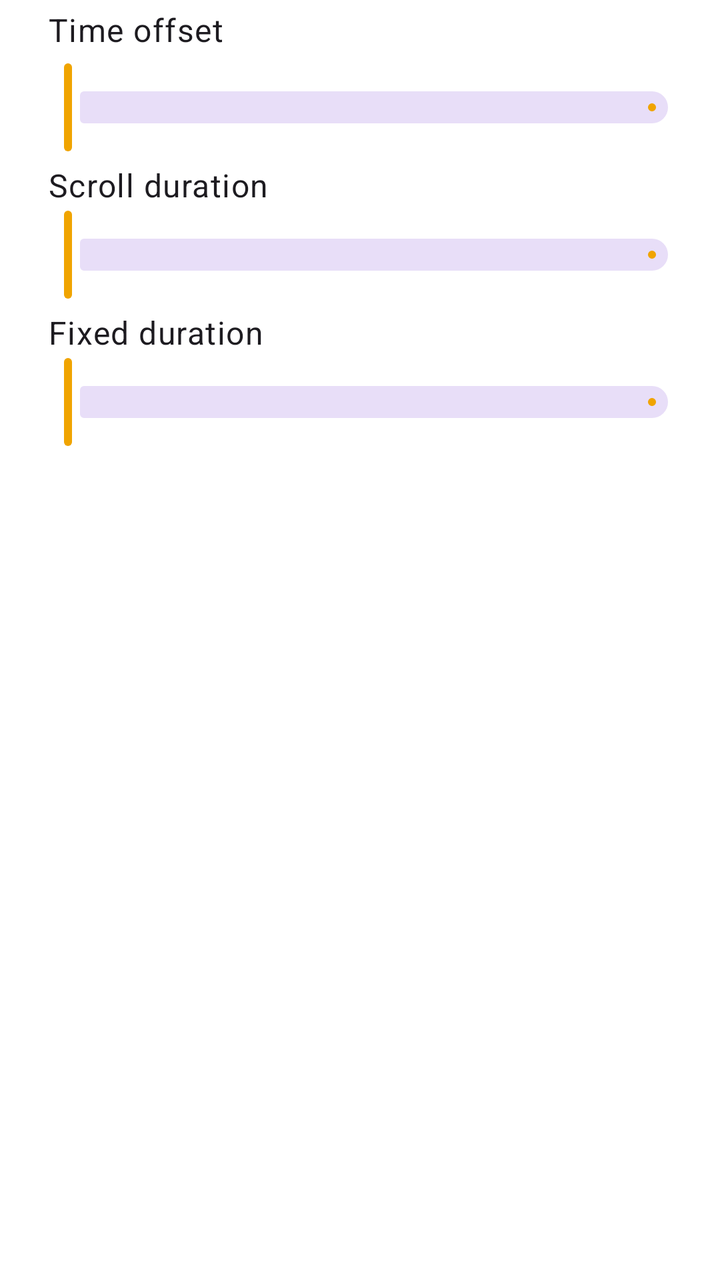
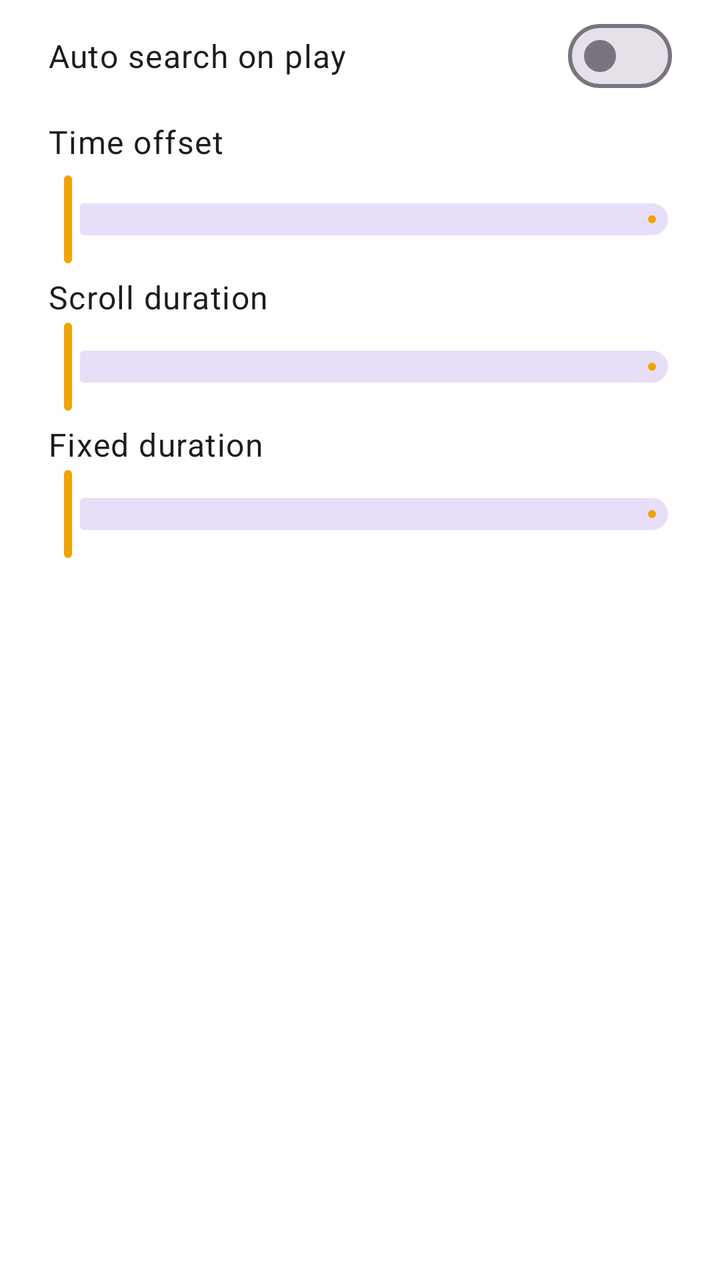

Screens rendered from an Android XML layout before and after an edit, with the pre-edit source and the edit as a unified diff.
<!-- AndroidManifest.xml: another module's application theme Theme.App -->
<!-- res/layout/view_danmaku_timing.xml -->
<?xml version="1.0" encoding="utf-8"?>
<androidx.appcompat.widget.LinearLayoutCompat xmlns:android="http://schemas.android.com/apk/res/android"
    xmlns:app="http://schemas.android.com/apk/res-auto"
    android:layout_width="match_parent"
    android:layout_height="wrap_content"
    android:orientation="vertical">

    <androidx.appcompat.widget.LinearLayoutCompat
        android:layout_width="match_parent"
        android:layout_height="wrap_content"
        android:gravity="center_vertical"
        android:orientation="horizontal"
        android:paddingHorizontal="24dp"
        android:paddingVertical="4dp">

        <com.google.android.material.textview.MaterialTextView
            android:layout_width="0dp"
            android:layout_height="wrap_content"
            android:layout_weight="1"
            android:text="@string/danmaku_time_offset"
            android:textAppearance="?attr/textAppearanceBodyLarge" />

        <com.google.android.material.textview.MaterialTextView
            android:id="@+id/timeOffsetValue"
            android:layout_width="wrap_content"
            android:layout_height="wrap_content"
            android:textAppearance="?attr/textAppearanceBodyMedium"
            android:textColor="?attr/colorPrimary" />

    </androidx.appcompat.widget.LinearLayoutCompat>

    <com.google.android.material.slider.Slider
        android:id="@+id/timeOffsetSlider"
        android:layout_width="match_parent"
        android:layout_height="wrap_content"
        android:layout_marginHorizontal="12dp"
        android:stepSize="1000"
        android:valueFrom="-60000"
        android:valueTo="60000"
        app:tickVisible="false" />

    <androidx.appcompat.widget.LinearLayoutCompat
        android:layout_width="match_parent"
        android:layout_height="wrap_content"
        android:gravity="center_vertical"
        android:orientation="horizontal"
        android:paddingHorizontal="24dp"
        android:paddingTop="4dp">

        <com.google.android.material.textview.MaterialTextView
            android:layout_width="0dp"
            android:layout_height="wrap_content"
            android:layout_weight="1"
            android:text="@string/danmaku_duration"
            android:textAppearance="?attr/textAppearanceBodyLarge" />

        <com.google.android.material.textview.MaterialTextView
            android:id="@+id/durationValue"
            android:layout_width="wrap_content"
            android:layout_height="wrap_content"
            android:textAppearance="?attr/textAppearanceBodyMedium"
            android:textColor="?attr/colorPrimary" />

    </androidx.appcompat.widget.LinearLayoutCompat>

    <com.google.android.material.slider.Slider
        android:id="@+id/durationSlider"
        android:layout_width="match_parent"
        android:layout_height="wrap_content"
        android:layout_marginHorizontal="12dp"
        android:stepSize="500"
        android:valueFrom="3000"
        android:valueTo="15000"
        app:tickVisible="false" />

    <androidx.appcompat.widget.LinearLayoutCompat
        android:layout_width="match_parent"
        android:layout_height="wrap_content"
        android:gravity="center_vertical"
        android:orientation="horizontal"
        android:paddingHorizontal="24dp"
        android:paddingTop="4dp">

        <com.google.android.material.textview.MaterialTextView
            android:layout_width="0dp"
            android:layout_height="wrap_content"
            android:layout_weight="1"
            android:text="@string/danmaku_fixed_duration"
            android:textAppearance="?attr/textAppearanceBodyLarge" />

        <com.google.android.material.textview.MaterialTextView
            android:id="@+id/fixedDurationValue"
            android:layout_width="wrap_content"
            android:layout_height="wrap_content"
            android:textAppearance="?attr/textAppearanceBodyMedium"
            android:textColor="?attr/colorPrimary" />

    </androidx.appcompat.widget.LinearLayoutCompat>

    <com.google.android.material.slider.Slider
        android:id="@+id/fixedDurationSlider"
        android:layout_width="match_parent"
        android:layout_height="wrap_content"
        android:layout_marginHorizontal="12dp"
        android:stepSize="500"
        android:valueFrom="2000"
        android:valueTo="10000"
        app:tickVisible="false" />

</androidx.appcompat.widget.LinearLayoutCompat>
<!-- resources referenced by this layout -->
<resources>
  <string name="danmaku_duration">Scroll duration</string>
  <string name="danmaku_fixed_duration">Fixed duration</string>
  <string name="danmaku_time_offset">Time offset</string>
  <style name="Theme.App" parent="Theme.XingChen">
          <item name="android:windowDisablePreview">true</item>
          <item name="android:windowSplashScreenBackground">#000000</item>
          <item name="android:windowBackground">#000000</item>
      </style>
  <style name="Theme.XingChen" parent="Theme.Material3.DayNight.NoActionBar">
          <item name="android:windowBackground">@android:color/transparent</item>
                <item name="android:colorBackground">@android:color/transparent</item>
          <item name="colorPrimary">#f0a400</item>
          <item name="colorPrimaryVariant">#c07f00</item>
          <item name="colorOnPrimary">@android:color/white</item>
      </style>
</resources>

<!-- the commit's change to res/layout/view_danmaku_timing.xml (unified diff, before → after) -->
@@ -4,6 +4,28 @@
     android:layout_width="match_parent"
     android:layout_height="wrap_content"
     android:orientation="vertical">
+
+    <androidx.appcompat.widget.LinearLayoutCompat
+        android:layout_width="match_parent"
+        android:layout_height="wrap_content"
+        android:gravity="center_vertical"
+        android:orientation="horizontal"
+        android:paddingHorizontal="24dp"
+        android:paddingVertical="4dp">
+
+        <com.google.android.material.textview.MaterialTextView
+            android:layout_width="0dp"
+            android:layout_height="wrap_content"
+            android:layout_weight="1"
+            android:text="@string/danmaku_auto_search"
+            android:textAppearance="?attr/textAppearanceBodyLarge" />
+
+        <com.google.android.material.materialswitch.MaterialSwitch
+            android:id="@+id/autoSearchSwitch"
+            android:layout_width="wrap_content"
+            android:layout_height="wrap_content" />
+
+    </androidx.appcompat.widget.LinearLayoutCompat>
 
     <androidx.appcompat.widget.LinearLayoutCompat
         android:layout_width="match_parent"
<!-- resource entries referenced after the edit -->
@@ -1,5 +1,6 @@
 <!-- resources referenced by this layout -->
 <resources>
+  <string name="danmaku_auto_search">Auto search on play</string>
   <string name="danmaku_duration">Scroll duration</string>
   <string name="danmaku_fixed_duration">Fixed duration</string>
   <string name="danmaku_time_offset">Time offset</string>
